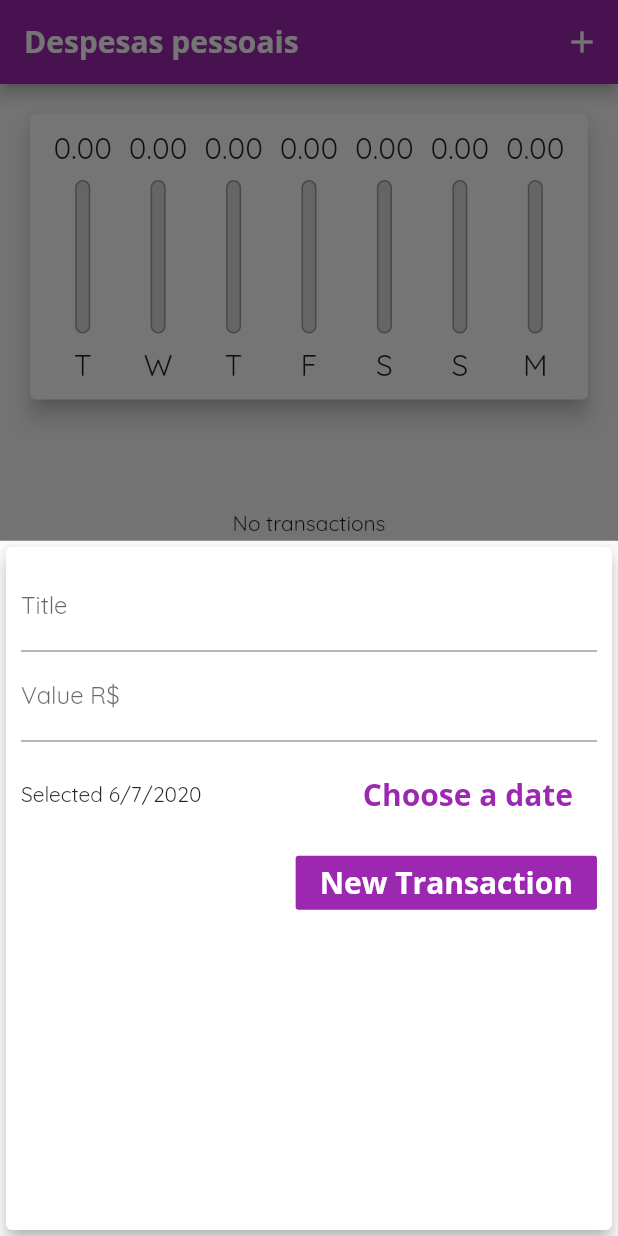
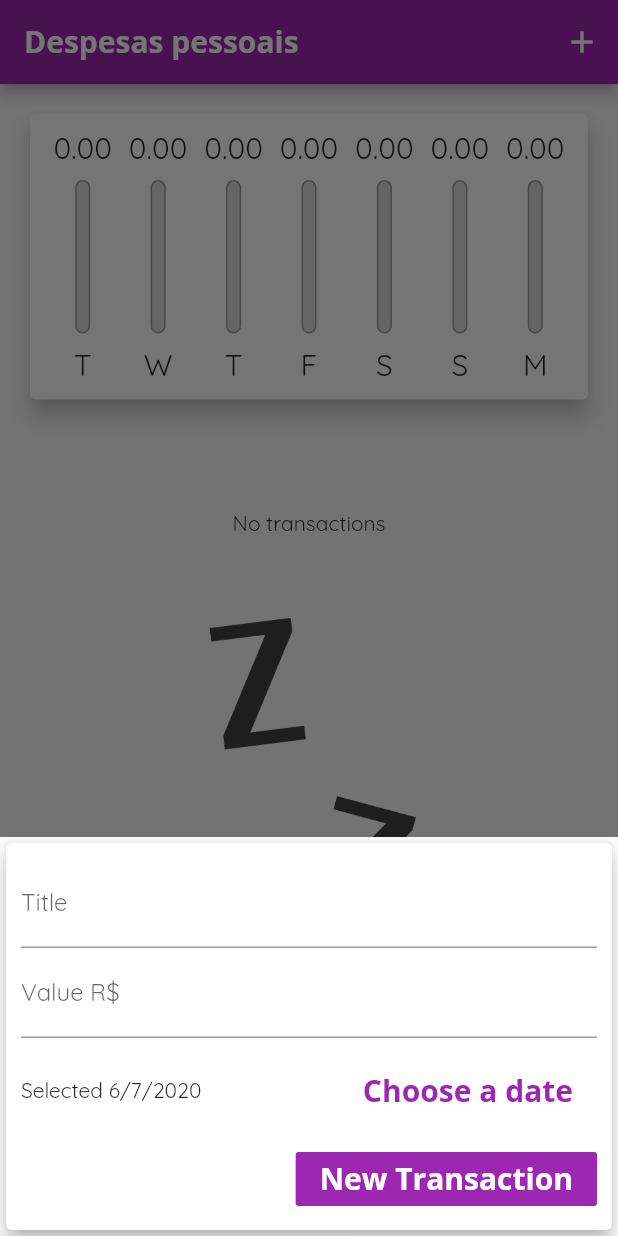
Before and after one commit to s7Thiago/expenses-app, a Flutter app: the screen it shows after launch, after a tap on the "add" icon, on a phone screen of 412 x 824 dp. Run offline on Flutter 3.47's test engine with Material 2 defaults, Android fonts, the phone set to English and light mode, and no system bars; statements that could not run were skipped.

Commit message:
Adjusting the transacion form height according keyboard area height

```diff
--- a/lib/components/transaction_form.dart
+++ b/lib/components/transaction_form.dart
@@ -41,10 +41,17 @@ class _TransactionFormState extends State<TransactionForm> {
 
   @override
   Widget build(BuildContext context) {
-    return Card(
+    return SingleChildScrollView(
+      child: Card(
         elevation: 5,
         child: Padding(
-        padding: const EdgeInsets.all(10.0),
+          padding: EdgeInsets.only(
+            top: 10,
+            right: 10,
+            left: 10,
+            // Sums 10 to size of keyboard area
+            bottom: 10 + MediaQuery.of(context).viewInsets.bottom,
+          ),
           child: Column(
             children: [
               TextField(
@@ -97,6 +104,7 @@ class _TransactionFormState extends State<TransactionForm> {
             ],
           ),
         ),
+      ),
     );
   }
 }
--- a/lib/main.dart
+++ b/lib/main.dart
@@ -102,10 +102,19 @@ class _MyHomePageState extends State<MyHomePage> {
         ),
       ),
       actions: [
+        if (isLandscape)
+          IconButton(
+            icon: Icon(_showChart ? Icons.list : Icons.insert_chart),
+            onPressed: () => {
+              setState(() {
+                _showChart = !_showChart;
+              })
+            },
+          ),
         IconButton(
           icon: Icon(Icons.add),
           onPressed: () => _openModalFormTransaction(context),
-        )
+        ),
       ],
     );
     final avaliableHeight = MediaQuery.of(context).size.height -
@@ -118,21 +127,6 @@ class _MyHomePageState extends State<MyHomePage> {
         child: Column(
           crossAxisAlignment: CrossAxisAlignment.stretch,
           children: [
-            if (isLandscape)
-              Row(
-                mainAxisAlignment: MainAxisAlignment.center,
-                children: [
-                  Text(_showChart ? 'Show Transactions' : 'Show Chart'),
-                  Switch(
-                    value: _showChart,
-                    onChanged: (value) {
-                      setState(() {
-                        _showChart = value;
-                      });
-                    },
-                  ),
-                ],
-              ),
             if (_showChart || !isLandscape)
               Container(
                 height: avaliableHeight * (isLandscape ? .7 : .3),
```
Lines whose indentation alone changed are shown as unchanged.
